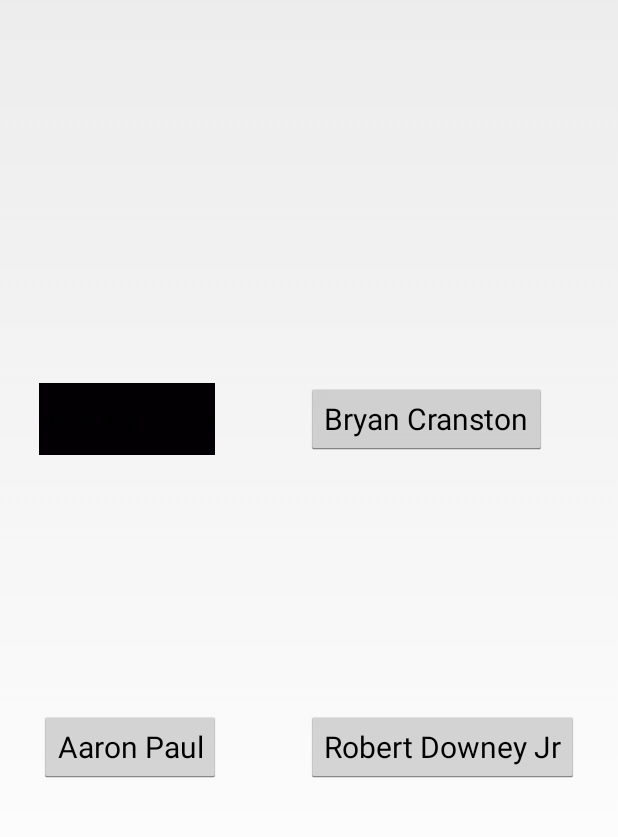
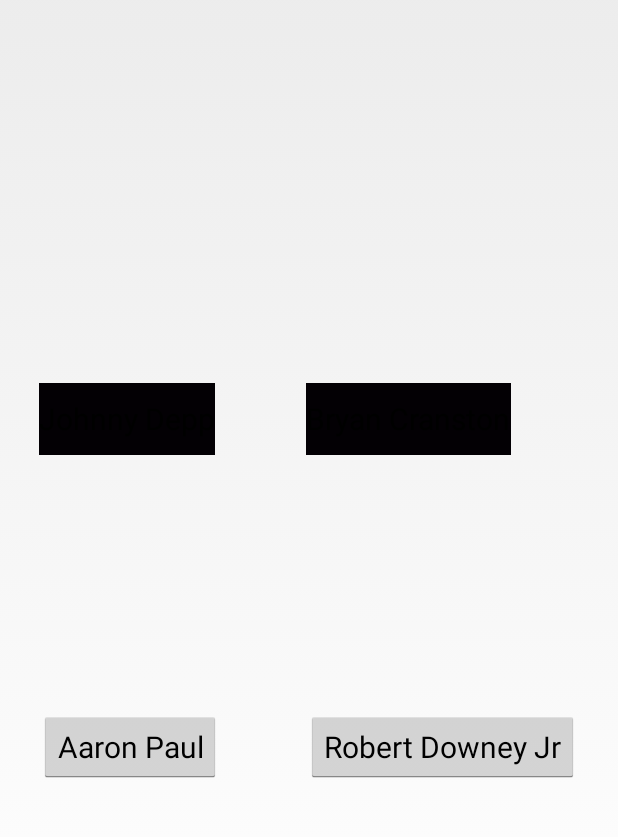
Before and after one commit to team-LRP/Guess_The_Voice, an Android app: the MainActivity2 screen opened directly, with no data from a screen before it, on a phone screen of 412 x 824 dp, the part 235-1072 px from its top. Run offline under Robolectric (Android 15) with nearby library versions, the phone set to English and light mode, and no system bars.

Commit message:
Button color

```diff
--- a/teamlrp/src/main/res/layout/activity_main2.xml
+++ b/teamlrp/src/main/res/layout/activity_main2.xml
@@ -15,7 +15,9 @@ android:id="@+id/button2"
 android:textSize="20dp"
 android:layout_alignTop="@+id/button1"
 android:layout_alignLeft="@+id/button4"
-android:layout_alignStart="@+id/button4" />
+android:layout_alignStart="@+id/button4"
+        android:background="#030004"
+        />
 
 <Button
 android:layout_width="wrap_content"
```
